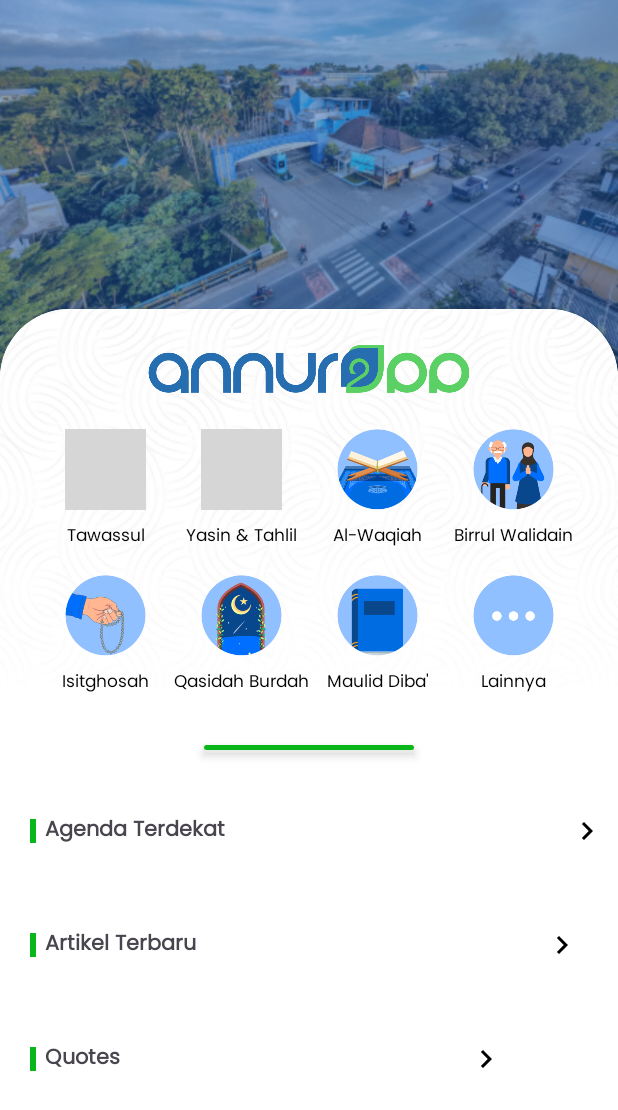
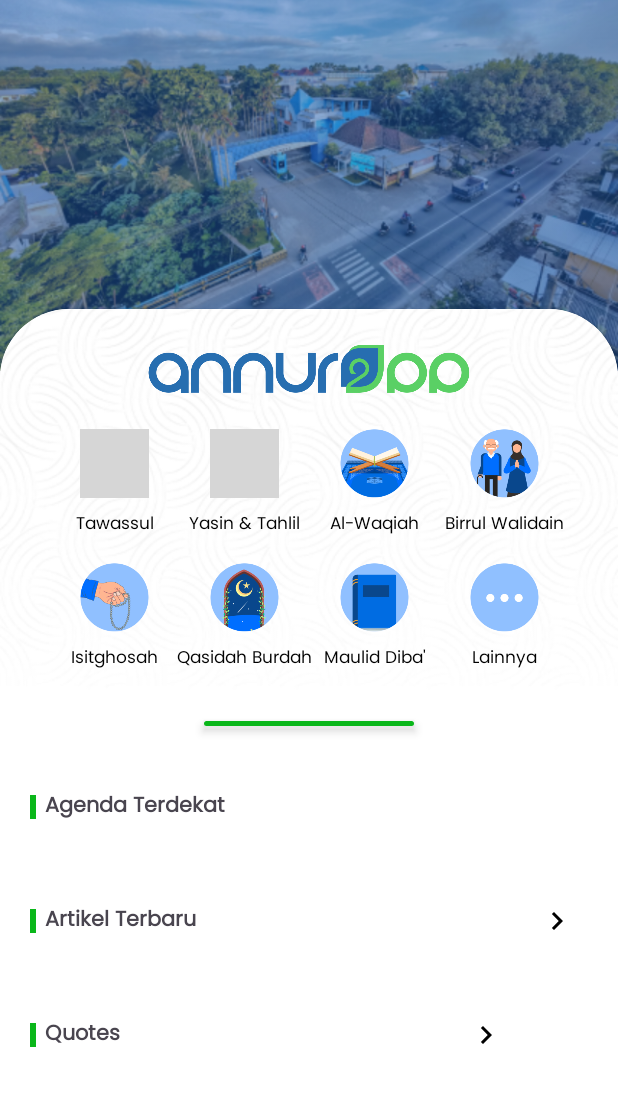
Before and after one commit to cyberannur2/Annur2App, an Android app: the screen it shows after launch (MainActivity), on a phone screen of 412 x 824 dp. Shown: the top 1110 px of the screen. Run offline under Robolectric (Android 15) with nearby library versions, the phone set to English and light mode, and no system bars; grey boxes are pictures that could not be loaded.

Commit message:
item bacaan (home)

```diff
--- a/app/src/main/res/layout/activity_main.xml
+++ b/app/src/main/res/layout/activity_main.xml
@@ -140,8 +140,10 @@
         android:layout_height="wrap_content"
         android:layout_marginStart="20dp"
         android:layout_marginTop="32dp"
+        android:layout_marginEnd="20dp"
         android:elevation="4dp"
         android:gravity="center_vertical"
+        app:layout_constraintEnd_toEndOf="parent"
         app:layout_constraintStart_toStartOf="parent"
         app:layout_constraintTop_toBottomOf="@id/line1">
 
@@ -164,7 +166,7 @@
             android:textStyle="bold" />
 
         <Space
-            android:layout_width="220dp"
+            android:layout_width="2200dp"
             android:layout_height="0dp" />
 
         <ImageButton
@@ -183,8 +185,10 @@
         android:layout_height="wrap_content"
         android:layout_marginStart="20dp"
         android:layout_marginTop="32dp"
+        android:layout_marginEnd="20dp"
         android:elevation="4dp"
         android:gravity="center_vertical"
+        app:layout_constraintEnd_toEndOf="parent"
         app:layout_constraintStart_toStartOf="parent"
         app:layout_constraintTop_toBottomOf="@id/layout_agenda">
 
--- a/app/src/main/res/layout/layout_bacaan.xml
+++ b/app/src/main/res/layout/layout_bacaan.xml
@@ -6,8 +6,8 @@
 
     <ImageView
         android:id="@+id/ic_tawassul"
-        android:layout_width="54dp"
-        android:layout_height="54dp"
+        android:layout_width="46dp"
+        android:layout_height="46dp"
         android:clickable="true"
         android:src="@drawable/ic_tawassul"
         app:layout_constraintEnd_toStartOf="@+id/ic_yasin_tahlil"
@@ -29,8 +29,8 @@
 
     <ImageView
         android:id="@+id/ic_yasin_tahlil"
-        android:layout_width="54dp"
-        android:layout_height="54dp"
+        android:layout_width="46dp"
+        android:layout_height="46dp"
         android:layout_marginStart="24dp"
         android:clickable="true"
         android:src="@drawable/ic_yasin_tahlil"
@@ -52,8 +52,8 @@
 
     <ImageView
         android:id="@+id/ic_waqiah"
-        android:layout_width="54dp"
-        android:layout_height="54dp"
+        android:layout_width="46dp"
+        android:layout_height="46dp"
         android:layout_marginStart="24dp"
         android:clickable="true"
         android:src="@drawable/ic_waqiah"
@@ -75,8 +75,8 @@
 
     <ImageView
         android:id="@+id/ic_birrul_walidain"
-        android:layout_width="54dp"
-        android:layout_height="54dp"
+        android:layout_width="46dp"
+        android:layout_height="46dp"
         android:layout_marginStart="24dp"
         android:clickable="true"
         android:src="@drawable/ic_birrul_walidain"
@@ -98,8 +98,8 @@
 
     <ImageView
         android:id="@+id/ic_istighosah"
-        android:layout_width="54dp"
-        android:layout_height="54dp"
+        android:layout_width="46dp"
+        android:layout_height="46dp"
         android:layout_marginTop="16dp"
         android:clickable="true"
         android:src="@drawable/ic_istighosah"
@@ -121,8 +121,8 @@
 
     <ImageView
         android:id="@+id/ic_burdah"
-        android:layout_width="54dp"
-        android:layout_height="54dp"
+        android:layout_width="46dp"
+        android:layout_height="46dp"
         android:layout_marginStart="24dp"
         android:clickable="true"
         android:src="@drawable/ic_burdah"
@@ -145,8 +145,8 @@
 
     <ImageView
         android:id="@+id/ic_diba"
-        android:layout_width="54dp"
-        android:layout_height="54dp"
+        android:layout_width="46dp"
+        android:layout_height="46dp"
         android:layout_marginStart="24dp"
         android:clickable="true"
         android:src="@drawable/ic_diba"
@@ -169,8 +169,8 @@
 
     <ImageView
         android:id="@+id/ic_lainnya"
-        android:layout_width="54dp"
-        android:layout_height="54dp"
+        android:layout_width="46dp"
+        android:layout_height="46dp"
         android:layout_marginStart="24dp"
         android:clickable="true"
         android:src="@drawable/ic_lainnya"
```
